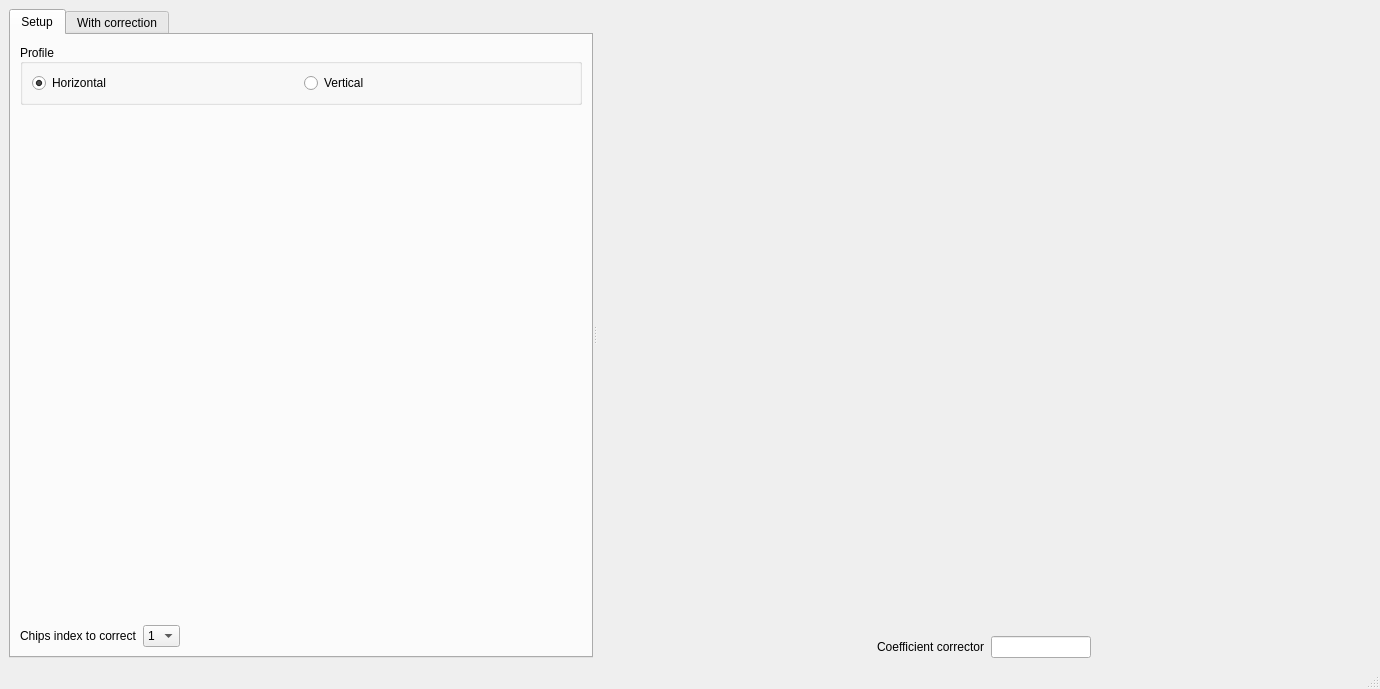
First picture: the form in notebooks/ui/ui_mcp_chips_corrector.ui, repository neutronimaging/python_notebooks, before the edit.
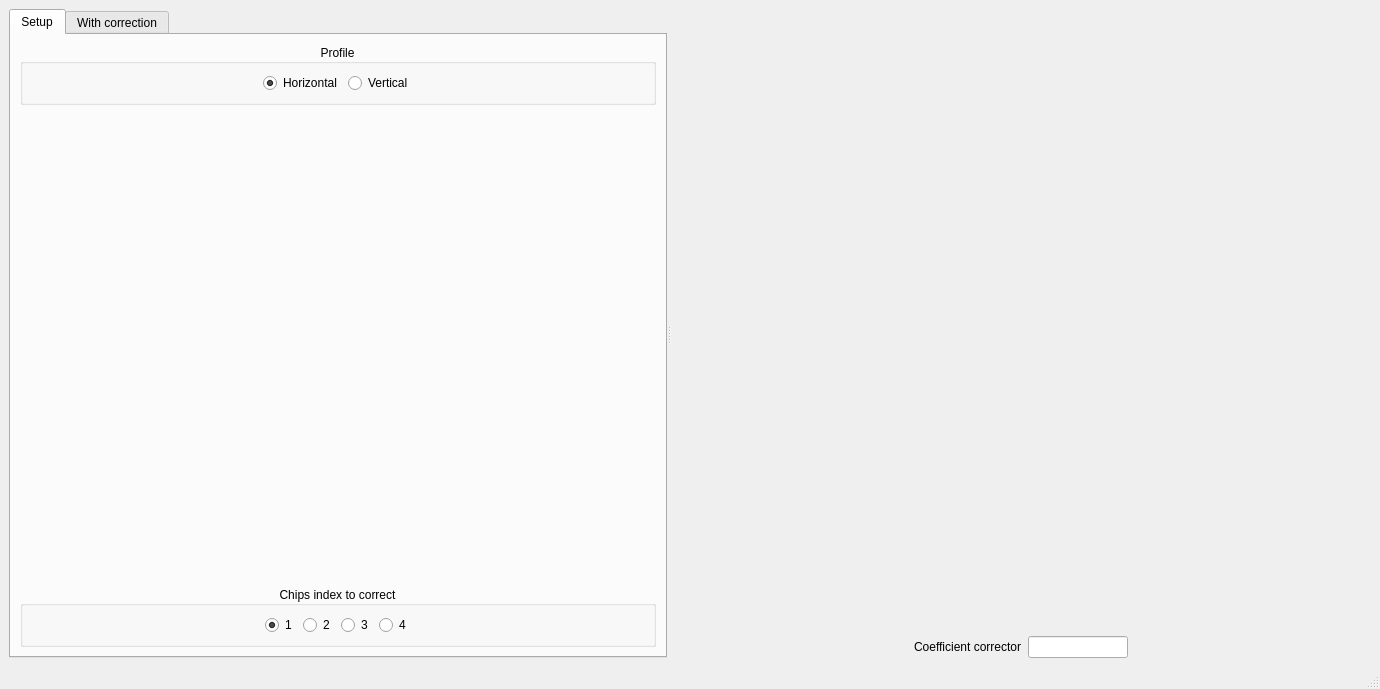
Second picture: the form after the edit.

Commit message: chips border works. this refs #23

```diff
--- a/notebooks/ui/ui_mcp_chips_corrector.ui
+++ b/notebooks/ui/ui_mcp_chips_corrector.ui
@@ -35,9 +35,22 @@
             <string>Profile</string>
            </property>
            <property name="alignment">
-            <set>Qt::AlignLeading|Qt::AlignLeft|Qt::AlignVCenter</set>
+            <set>Qt::AlignCenter</set>
            </property>
            <layout class="QHBoxLayout" name="horizontalLayout_2">
+            <item>
+             <spacer name="horizontalSpacer_5">
+              <property name="orientation">
+               <enum>Qt::Horizontal</enum>
+              </property>
+              <property name="sizeHint" stdset="0">
+               <size>
+                <width>40</width>
+                <height>20</height>
+               </size>
+              </property>
+             </spacer>
+            </item>
             <item>
              <widget class="QRadioButton" name="horizontal_radioButton">
               <property name="text">
@@ -55,6 +68,19 @@
               </property>
              </widget>
             </item>
+            <item>
+             <spacer name="horizontalSpacer_6">
+              <property name="orientation">
+               <enum>Qt::Horizontal</enum>
+              </property>
+              <property name="sizeHint" stdset="0">
+               <size>
+                <width>40</width>
+                <height>20</height>
+               </size>
+              </property>
+             </spacer>
+            </item>
            </layout>
           </widget>
          </item>
@@ -69,36 +95,56 @@
           </widget>
          </item>
          <item>
-          <layout class="QHBoxLayout" name="horizontalLayout">
-           <item>
-            <widget class="QLabel" name="label">
-             <property name="text">
+          <widget class="QGroupBox" name="groupBox_2">
+           <property name="title">
               <string>Chips index to correct</string>
              </property>
-            </widget>
+           <property name="alignment">
+            <set>Qt::AlignCenter</set>
+           </property>
+           <layout class="QHBoxLayout" name="horizontalLayout_4">
+            <item>
+             <spacer name="horizontalSpacer_4">
+              <property name="orientation">
+               <enum>Qt::Horizontal</enum>
+              </property>
+              <property name="sizeHint" stdset="0">
+               <size>
+                <width>40</width>
+                <height>20</height>
+               </size>
+              </property>
+             </spacer>
            </item>
            <item>
-            <widget class="QComboBox" name="index_to_correct_comboBox">
-             <item>
+             <widget class="QRadioButton" name="chip1_radioButton">
               <property name="text">
                <string>1</string>
               </property>
+              <property name="checked">
+               <bool>true</bool>
+              </property>
+             </widget>
              </item>
              <item>
+             <widget class="QRadioButton" name="chip2_radioButton">
               <property name="text">
                <string>2</string>
               </property>
+             </widget>
              </item>
              <item>
+             <widget class="QRadioButton" name="chip3_radioButton">
               <property name="text">
                <string>3</string>
               </property>
+             </widget>
              </item>
              <item>
+             <widget class="QRadioButton" name="chip4_radioButton">
               <property name="text">
                <string>4</string>
               </property>
-             </item>
             </widget>
            </item>
            <item>
@@ -115,6 +161,7 @@
             </spacer>
            </item>
           </layout>
+          </widget>
          </item>
         </layout>
        </widget>
```
Left out of the diff: 58 changed lines with no effect on the pictures. Lines whose indentation alone changed are shown as unchanged. The commit also changes 2 other files.
